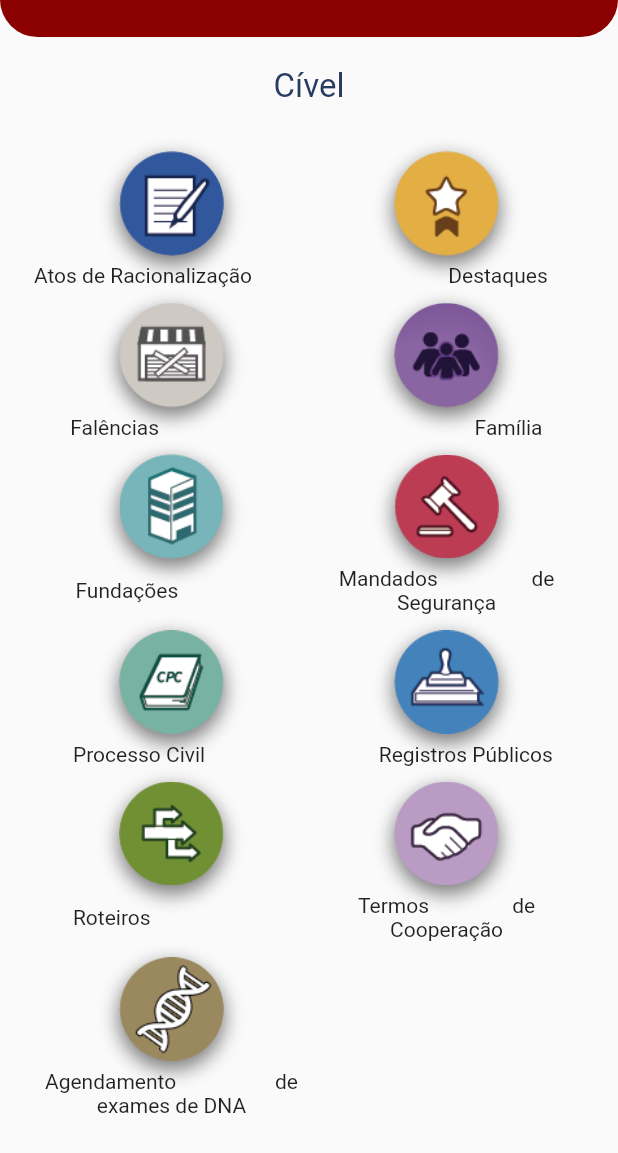
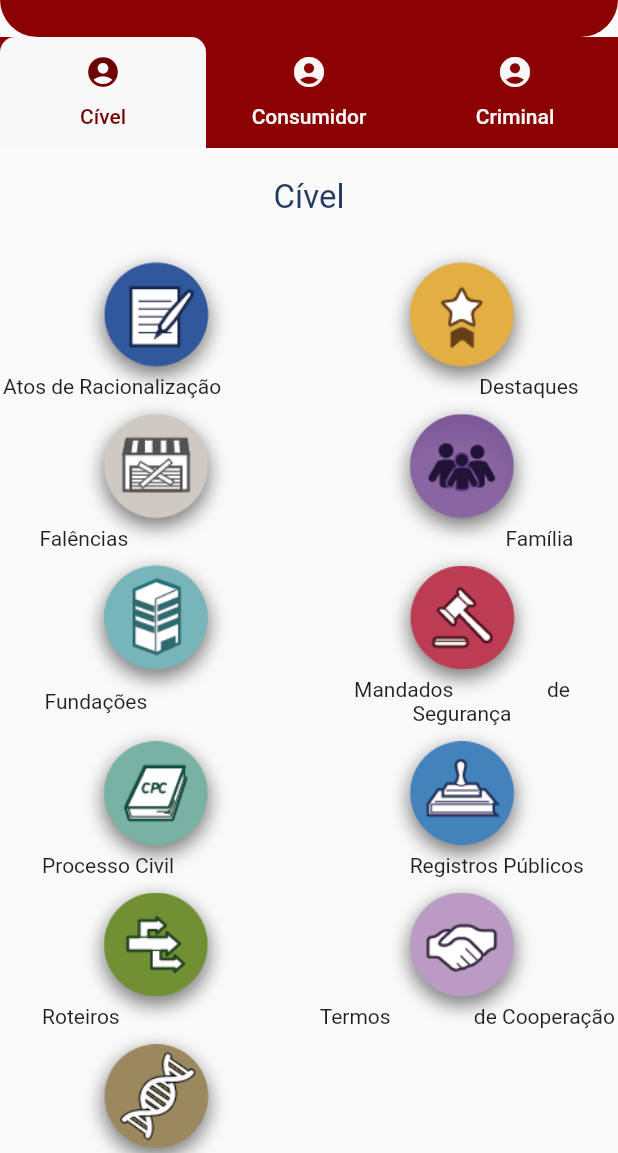
Before and after one commit to PapitoTI/Challenge_MPSP, a Flutter app: the Area screen opened directly, on a phone screen of 412 x 824 dp, the part 83-1236 px from its top. Run offline on Flutter 3.47's test engine with Material 2 defaults, Android fonts, the phone set to English and light mode, and no system bars; our stand-ins replace bloc, flutter_bloc, font_awesome_flutter, google_fonts.

Commit message:
Implementação de TabView em Áreas de Atuação

```diff
--- a/lib/views/area.view.dart
+++ b/lib/views/area.view.dart
@@ -17,7 +17,9 @@ class Area extends StatelessWidget with NavigationStates {
   @override
   Widget build(BuildContext context) {
     double width = MediaQuery.of(context).size.width;
-    return Scaffold(
+    return DefaultTabController(
+      length: 3,
+      child: Scaffold(
         body: SafeArea(
           child: Column(
             children: [
@@ -42,8 +44,8 @@ class Area extends StatelessWidget with NavigationStates {
                           ),
                           Text(
                             "Áreas de Atuação",
-                          style:
-                              TextStyle(fontSize: 24, color: Palett.brancompsp),
+                            style: TextStyle(
+                                fontSize: 24, color: Palett.brancompsp),
                           ),
                           Icon(
                             Icons.chat,
@@ -58,17 +60,42 @@ class Area extends StatelessWidget with NavigationStates {
                   ),
                 ),
               ),
+              Container(
+                color: Palett.vermelhompsp,
+                child: TabBar(
+                    labelColor: Palett.vermelhompsp2,
+                    unselectedLabelColor: Palett.brancompsp,
+                    indicatorSize: TabBarIndicatorSize.tab,
+                    indicator: BoxDecoration(
+                        borderRadius: BorderRadius.only(
+                          topLeft: Radius.circular(10),
+                          topRight: Radius.circular(10),
+                        ),
+                        color: Palett.brancompsp),
+                    tabs: [
+                      Tab(
+                        icon: Icon(Icons.account_circle),
+                        text: 'Cível',
+                      ),
+                      Tab(
+                        icon: Icon(Icons.account_circle),
+                        text: 'Consumidor',
+                      ),
+                      Tab(
+                        icon: Icon(Icons.account_circle),
+                        text: 'Criminal',
+                      ),
+                    ]),
+              ),
               Flexible(
-              child: PageView(
-                controller: PageController(viewportFraction: 0.90),
-                scrollDirection: Axis.horizontal,
-                pageSnapping: true,
+                child: TabBarView(
                   children: [CivelPage(), ConsumidorPage(), CriminalPage()],
                 ),
               ),
             ],
           ),
         ),
+      ),
     );
   }
 }
```
Lines whose indentation alone changed are shown as unchanged.
